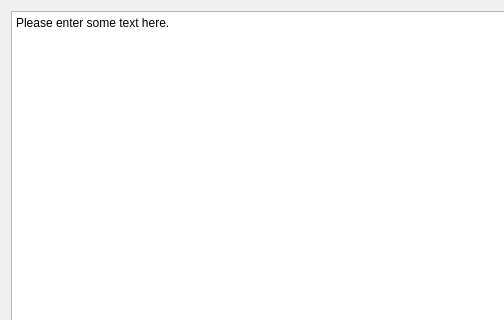
Qt form TunkioGUI/TextEditorDialog.ui (visuve/Tunkio) before a commit; both pictures show x 0 to 504 and y 0 to 320 of the 640 by 480 pixel window.
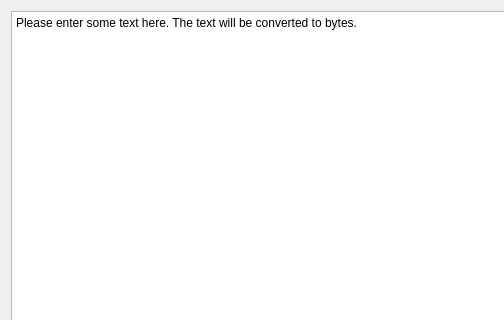
The same form after that commit.

Commit message: Rename CharFiller to ByteFiller && SentenceFiller to SequenceFiller

```diff
--- a/TunkioGUI/TextEditorDialog.ui
+++ b/TunkioGUI/TextEditorDialog.ui
@@ -17,7 +17,7 @@
    <item row="0" column="0">
     <widget class="QPlainTextEdit" name="plainTextEdit">
      <property name="plainText">
-      <string>Please enter some text here.</string>
+      <string>Please enter some text here. The text will be converted to bytes.</string>
      </property>
     </widget>
    </item>
```
The commit also changes 14 other files.
